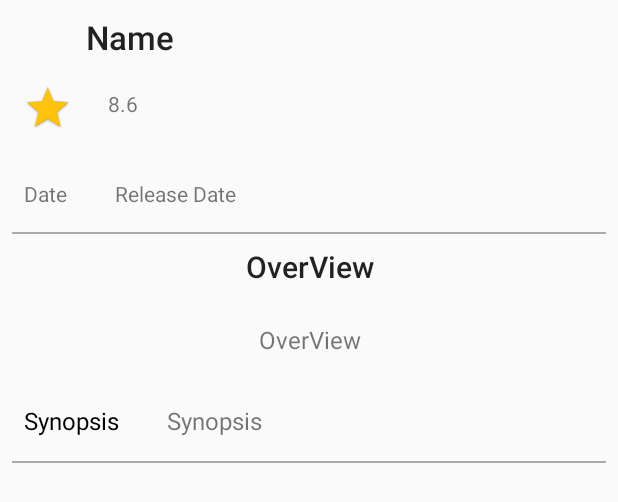
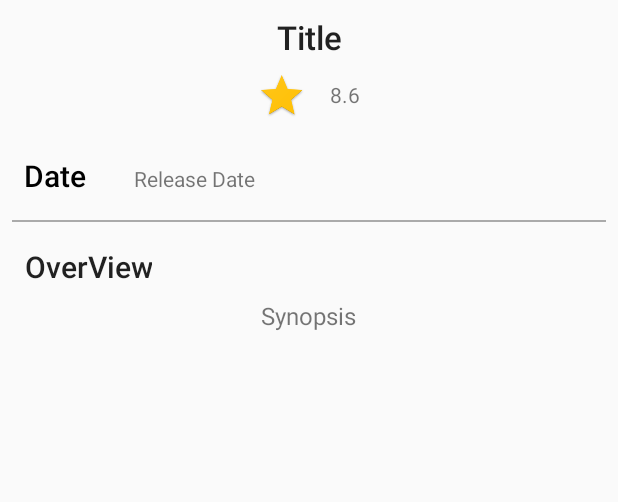
Before and after one commit to elbhwashy/PopularMovies, an Android app: the layout activity_detail.xml on its own in the app's theme, with its tools: preview values and no code run, on a phone screen of 412 x 824 dp. Shown: the top 502 px of the screen. Run offline under Robolectric (Android 15) with nearby library versions, the phone set to English and light mode, and no system bars.

Commit message:
first commit

```diff
--- a/app/src/main/java/com/popmov/popmov/popmov/MainActivity.java
+++ b/app/src/main/java/com/popmov/popmov/popmov/MainActivity.java
@@ -27,7 +27,7 @@ import java.io.IOException;
 import java.net.MalformedURLException;
 import java.net.URL;
 
-public class MainActivity extends AppCompatActivity implements MoviesAdapter.MoviesAdapterOnClickHandler {
+public class MainActivity extends AppCompatActivity implements MoviesAdapter.ListItemOnClickHandler {
 
     private static final String API_KEY = "b9c396b11187cafde092bd288f0909c1";
     private MoviesAdapter movieAdapter;
--- a/app/src/main/res/layout/activity_detail.xml
+++ b/app/src/main/res/layout/activity_detail.xml
@@ -14,17 +14,25 @@
         <LinearLayout
             android:layout_width="match_parent"
             android:layout_height="wrap_content"
-            android:orientation="horizontal">
+            android:orientation="vertical">
+
+            <LinearLayout
+                android:layout_width="wrap_content"
+                android:layout_gravity="center"
+                android:gravity="center"
+                android:layout_height="wrap_content">
 
                 <ImageView
                     android:id="@+id/imageView_movie_image"
                     android:layout_width="wrap_content"
                     android:layout_height="wrap_content"
+
                     android:layout_gravity="center"
                     android:contentDescription="@string/movie_image" />
+            </LinearLayout>
 
             <LinearLayout
-                android:layout_width="wrap_content"
+                android:layout_width="match_parent"
                 android:layout_height="wrap_content"
                 android:orientation="vertical">
 
@@ -33,7 +41,7 @@
                     android:layout_width="match_parent"
                     android:layout_height="wrap_content"
                     android:layout_marginTop="10dp"
-                    android:text="Name"
+                    android:text="@string/title"
                     android:textAlignment="center"
                     android:textAppearance="@style/TextAppearance.AppCompat.Title"
                     android:textSize="22sp" />
@@ -41,14 +49,17 @@
                 <LinearLayout
                     android:layout_width="match_parent"
                     android:layout_height="match_parent"
+                    android:layout_gravity="center"
+                    android:gravity="center"
                     android:orientation="horizontal">
 
                     <ImageView
                         android:id="@+id/star_black"
                         android:layout_width="wrap_content"
                         android:layout_height="wrap_content"
-                        android:layout_below="@+id/textView_title"
-                        android:layout_margin="8dp"
+
+                        android:layout_gravity="center"
+                        android:gravity="center"
                         android:contentDescription="@string/rating_star"
                         android:src="@mipmap/star" />
 
@@ -56,11 +67,7 @@
                         android:id="@+id/textView_rating"
                         android:layout_width="wrap_content"
                         android:layout_height="wrap_content"
-                        android:layout_below="@id/textView_title"
-                        android:layout_marginLeft="8dp"
-                        android:layout_marginTop="20dp"
-                        android:layout_toEndOf="@+id/star_black"
-                        android:layout_toRightOf="@+id/star_black"
+                        android:layout_margin="8dp"
                         android:text="@string/_8_6" />
 
                 </LinearLayout>
@@ -73,15 +80,16 @@
                     <TextView
                         android:layout_width="wrap_content"
                         android:layout_height="wrap_content"
-                        android:layout_below="@id/star_black"
                         android:layout_margin="16dp"
+                        android:textColor="#000"
+                        android:textSize="20sp"
+                        android:textAppearance="@style/TextAppearance.AppCompat.Title"
                         android:text="@string/date" />
 
                     <TextView
                         android:id="@+id/textView_release_date"
                         android:layout_width="wrap_content"
                         android:layout_height="wrap_content"
-                        android:layout_below="@id/star_black"
                         android:layout_margin="16dp"
                         android:text="@string/release_date" />
                 </LinearLayout>
@@ -102,53 +110,34 @@
             android:orientation="vertical">
 
             <TextView
-                android:layout_width="match_parent"
+                android:layout_width="wrap_content"
                 android:layout_height="wrap_content"
-                android:layout_margin="8dp"
+                android:layout_marginLeft="16dp"
+                android:layout_marginTop="16dp"
+                android:layout_marginRight="16dp"
                 android:text="@string/overview"
                 android:textAlignment="center"
                 android:textAppearance="@style/TextAppearance.AppCompat.Title"
                 android:textSize="20sp" />
-
-            <TextView
-                android:id="@+id/textView_overview"
-                android:layout_width="match_parent"
-                android:layout_height="wrap_content"
-                android:layout_margin="16dp"
-                android:text="@string/overview"
-                android:textAlignment="center"
-                android:textSize="16sp" />
-        </LinearLayout>
-
-        <LinearLayout
-            android:layout_width="match_parent"
-            android:layout_height="wrap_content">
-
-            <TextView
-                android:layout_width="wrap_content"
-                android:layout_height="wrap_content"
-                android:layout_margin="16dp"
-                android:lineSpacingMultiplier="1.1"
-                android:text="@string/synopsis"
-                android:textColor="#000"
-                android:textSize="16sp" />
-
             <TextView
                 android:id="@+id/textView_synopsis"
                 android:layout_width="wrap_content"
                 android:layout_height="wrap_content"
-                android:layout_margin="16dp"
+                android:layout_marginLeft="16dp"
+                android:layout_marginRight="16dp"
+                android:layout_marginBottom="8dp"
+                android:layout_marginTop="8dp"
+                android:layout_gravity="center"
+                android:gravity="center"
                 android:lineSpacingMultiplier="1.1"
                 android:text="@string/synopsis"
                 android:textSize="16sp" />
+
         </LinearLayout>
 
-        <LinearLayout
-            android:layout_width="match_parent"
-            android:layout_height="1dp"
-            android:layout_marginLeft="8dp"
-            android:layout_marginRight="8dp"
-            android:background="@android:color/darker_gray" />
+
+
+
 
     </LinearLayout>
 </ScrollView>
--- a/app/src/main/res/layout/movies_list_item.xml
+++ b/app/src/main/res/layout/movies_list_item.xml
@@ -9,7 +9,7 @@
         android:layout_height="wrap_content"
         android:layout_gravity="center"
         android:adjustViewBounds="true"
-        android:clickable="true"
+        android:clickable="false"
         android:focusable="true"
         android:scaleType="centerCrop">
 
--- a/app/src/main/res/values/strings.xml
+++ b/app/src/main/res/values/strings.xml
@@ -15,4 +15,6 @@
     <string name="release_date">Release Date</string>
     <string name="_8_6">8.6</string>
     <string name="date">Date</string>
+    <string name="name">Name</string>
+    <string name="title">Title</string>
 </resources>
```
Also changed, not shown: app/src/main/java/com/popmov/popmov/popmov/MoviesAdapter.java (+8 -8 lines), app/src/main/res/layout/activity_main.xml (+3 -8 lines), 1 other file. Lines whose indentation alone changed are shown as unchanged.
